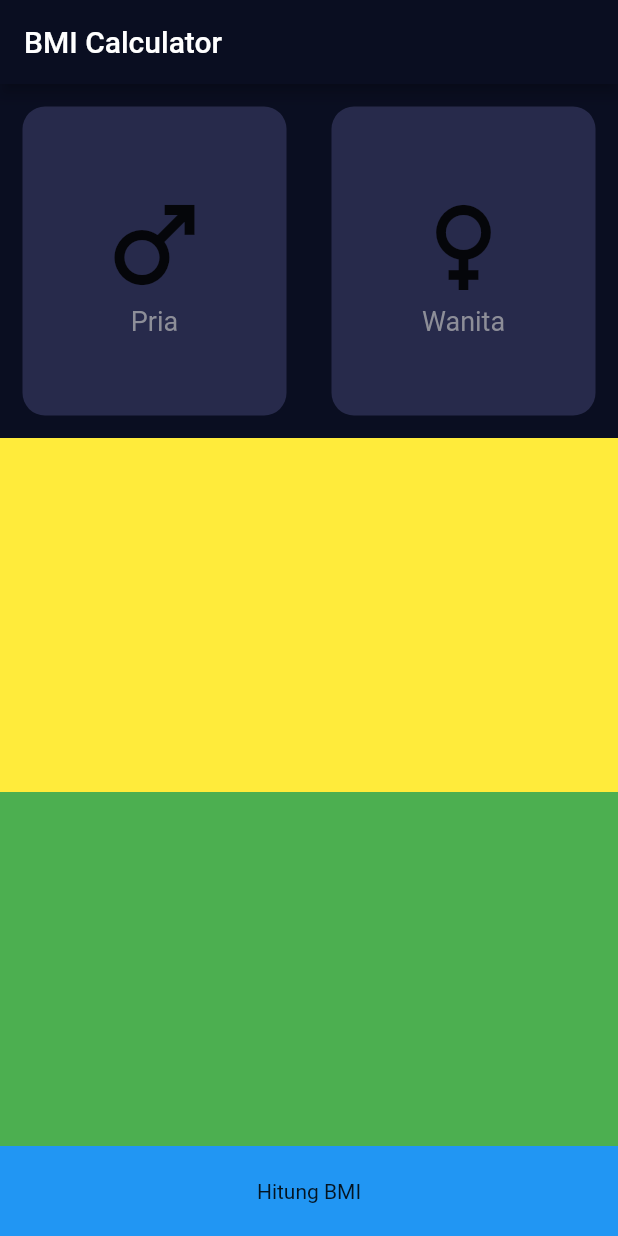
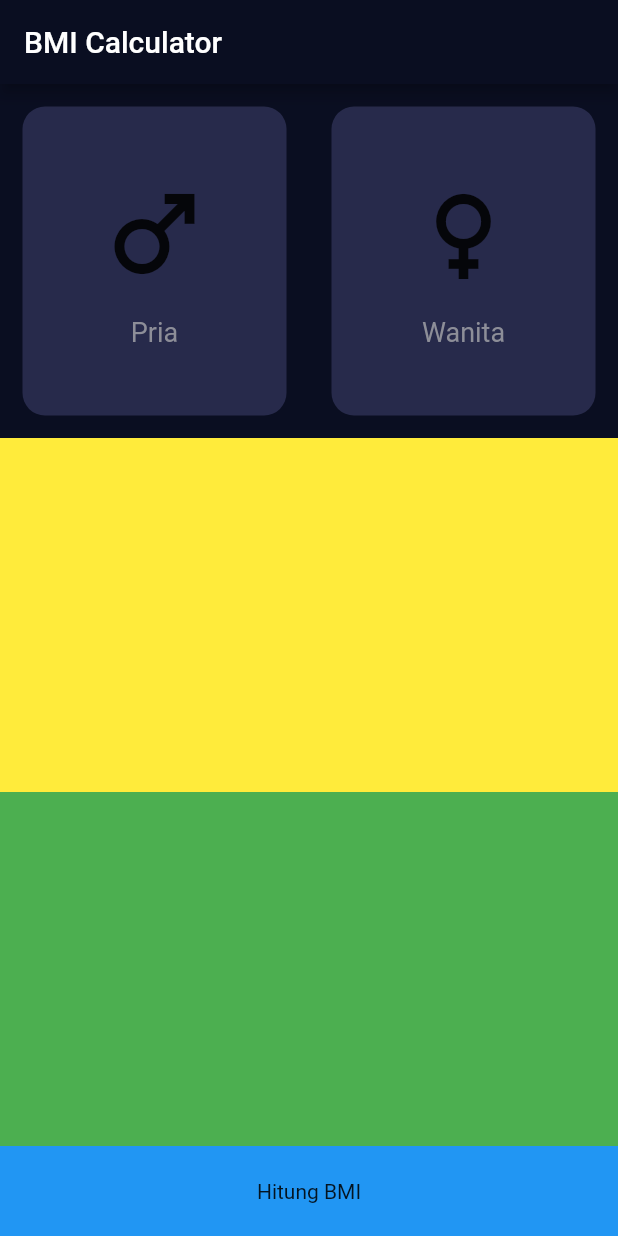
Before and after one commit to ImamHaris/bmiimhar, a Flutter app: the screen it shows after launch, on a phone screen of 412 x 824 dp. Run offline on Flutter 3.47's test engine with Material 2 defaults, Android fonts, the phone set to English and light mode, and no system bars.

Commit message:
menyederhanakan widget gender

```diff
--- a/lib/bmi_data_screen.dart
+++ /dev/null
@@ -1,105 +0,0 @@
-import 'package:bmiimhar/bmi_result_screen.dart';
-import 'package:flutter/material.dart';
-import 'package:flutter/src/foundation/key.dart';
-import 'package:flutter/src/widgets/framework.dart';
-
-class BmiDataScreen extends StatefulWidget {
-  const BmiDataScreen({Key? key}) : super(key: key);
-
-  @override
-  State<BmiDataScreen> createState() => _BmiDataScreenState();
-}
-
-class _BmiDataScreenState extends State<BmiDataScreen> {
-  @override
-  Widget build(BuildContext context) {
-    return Scaffold(
-      backgroundColor: Color(0xff0A0E21),
-      appBar: AppBar(
-        title: Text("BMI Calculator"),
-      ),
-      body: Column(children: [
-        Expanded(
-          child: Container(
-            child: Row(
-              children: [
-                Expanded(
-                  child: Container(
-                    decoration: BoxDecoration(
-                      color: Color(0xff272A4B),
-                      borderRadius: BorderRadius.circular(15),
-                    ),
-                    margin: EdgeInsets.all(15),
-                    child: Column(
-                      mainAxisAlignment: MainAxisAlignment.center,
-                      children: const [
-                        Icon(
-                          Icons.male,
-                          size: 80,
-                        ),
-                        Text(
-                          "Pria",
-                          style: TextStyle(
-                            fontSize: 18,
-                            color: Color(0xff8d8e98),
-                          ),
-                        ),
-                      ],
-                    ),
-                  ),
-                ),
-                Expanded(
-                  child: Container(
-                    decoration: BoxDecoration(
-                      color: Color(0xff272A4B),
-                      borderRadius: BorderRadius.circular(15),
-                    ),
-                    margin: EdgeInsets.all(15),
-                    child: Column(
-                      mainAxisAlignment: MainAxisAlignment.center,
-                      children: const [
-                        Icon(
-                          Icons.female,
-                          size: 80,
-                        ),
-                        Text(
-                          "Wanita",
-                          style: TextStyle(
-                            fontSize: 18,
-                            color: Color(0xff8d8e98),
-                          ),
-                        ),
-                      ],
-                    ),
-                  ),
-                )
-              ],
-            ),
-          ),
-        ),
-        Expanded(
-            child: Container(
-          color: Colors.yellow,
-        )),
-        Expanded(
-            child: Container(
-          color: Colors.green,
-        )),
-        GestureDetector(
-          onTap: () {
-            Navigator.of(context).push(
-              MaterialPageRoute(builder: (context) {
-                return BmiResultScreen();
-              }),
-            );
-          },
-          child: Container(
-            height: 60,
-            color: Colors.blue,
-            child: Center(child: Text("Hitung BMI")),
-          ),
-        )
-      ]),
-    );
-  }
-}
--- /dev/null
+++ b/lib/constants/constant.dart
@@ -0,0 +1,7 @@
+import 'package:flutter/material.dart';
+
+Color primaryColor = Color(0xff0A0E21);
+TextStyle genderTextStyle = TextStyle(
+  fontSize: 18,
+  color: Color(0xff8d8e98),
+);
--- a/lib/main.dart
+++ b/lib/main.dart
@@ -1,4 +1,5 @@
-import 'package:bmiimhar/bmi_data_screen.dart';
+import 'package:bmiimhar/constants/constant.dart';
+import 'package:bmiimhar/views/bmi_data_screen.dart';
 import 'package:flutter/material.dart';
 
 void main() {
@@ -14,9 +15,11 @@ class MyApp extends StatelessWidget {
     return MaterialApp(
         title: 'Flutter Demo',
         theme: ThemeData(
+          primaryColor: primaryColor,
+          scaffoldBackgroundColor: primaryColor,
           appBarTheme: AppBarTheme(
               // Warna Contoh BMI #0A0E21
-              backgroundColor: Color(0xff0A0E21)),
+              backgroundColor: primaryColor),
           // This is the theme of your application.
           //
           // Try running your application with "flutter run". You'll see the
--- /dev/null
+++ b/lib/views/bmi_data_screen.dart
@@ -0,0 +1,123 @@
+import 'package:bmiimhar/constants/constant.dart';
+import 'package:bmiimhar/views/bmi_data_screen.dart';
+import 'package:flutter/material.dart';
+import 'package:flutter/src/foundation/key.dart';
+import 'package:flutter/src/widgets/framework.dart';
+
+import 'bmi_result_screen.dart';
+
+class BmiDataScreen extends StatefulWidget {
+  const BmiDataScreen({Key? key}) : super(key: key);
+
+  @override
+  State<BmiDataScreen> createState() => _BmiDataScreenState();
+}
+
+class _BmiDataScreenState extends State<BmiDataScreen> {
+  @override
+  Widget build(BuildContext context) {
+    return Scaffold(
+      backgroundColor: Color(0xff0A0E21),
+      appBar: AppBar(
+        title: Text("BMI Calculator"),
+      ),
+      body: Column(children: [
+        Expanded(
+          child: Row(
+            children: const [
+              Expanded(
+                child: BmiCard(
+                  child: GenderIconText(
+                    icon: Icons.male,
+                    title: 'Pria',
+                  ),
+                ),
+              ),
+              Expanded(
+                  child: BmiCard(
+                child: GenderIconText(
+                  icon: Icons.female,
+                  title: 'Wanita',
+                ),
+              ))
+            ],
+          ),
+        ),
+        Expanded(
+            child: Container(
+          color: Colors.yellow,
+        )),
+        Expanded(
+            child: Container(
+          color: Colors.green,
+        )),
+        GestureDetector(
+          onTap: () {
+            Navigator.of(context).push(
+              MaterialPageRoute(builder: (context) {
+                return BmiResultScreen();
+              }),
+            );
+          },
+          child: Container(
+            height: 60,
+            color: Colors.blue,
+            child: Center(child: Text("Hitung BMI")),
+          ),
+        )
+      ]),
+    );
+  }
+}
+
+class BmiCard extends StatelessWidget {
+  const BmiCard({
+    Key? key,
+    required this.child,
+  }) : super(key: key);
+
+  final Widget? child;
+
+  @override
+  Widget build(BuildContext context) {
+    return Container(
+      decoration: BoxDecoration(
+        color: Color(0xff272A4B),
+        borderRadius: BorderRadius.circular(15),
+      ),
+      margin: EdgeInsets.all(15),
+      child: child,
+    );
+  }
+}
+
+class GenderIconText extends StatelessWidget {
+  const GenderIconText({
+    Key? key,
+    required this.title,
+    required this.icon,
+  }) : super(key: key);
+
+  final String title;
+  final IconData icon;
+
+  @override
+  Widget build(BuildContext context) {
+    return Column(
+      mainAxisAlignment: MainAxisAlignment.center,
+      children: [
+        Icon(
+          icon,
+          size: 80,
+        ),
+        const SizedBox(
+          height: 15,
+        ),
+        Text(
+          title,
+          style: genderTextStyle,
+        ),
+      ],
+    );
+  }
+}
--- a/lib/bmi_result_screen.dart
+++ b/lib/views/bmi_result_screen.dart
@@ -1,3 +1,4 @@
+import 'package:bmiimhar/views/bmi_result_screen.dart';
 import 'package:flutter/material.dart';
 import 'package:flutter/src/foundation/key.dart';
 import 'package:flutter/src/widgets/framework.dart';
```
